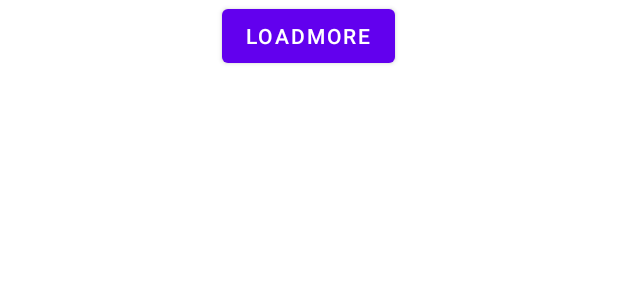
After one commit to thinhtrai1/TestApp, an Android app: the layout btn_load_more.xml on its own in the app's theme, with its tools: preview values and no code run, on a phone screen of 412 x 824 dp. The commit adds this screen. Shown: the top 300 px of the screen. Run offline under Robolectric (Android 15) with nearby library versions, the phone set to English and light mode, and no system bars.

Commit message:
loadMoreAdapter

```diff
--- /dev/null
+++ b/app/src/main/res/layout/btn_load_more.xml
@@ -0,0 +1,12 @@
+<?xml version="1.0" encoding="utf-8"?>
+<FrameLayout xmlns:android="http://schemas.android.com/apk/res/android"
+    android:layout_width="match_parent"
+    android:layout_height="wrap_content">
+
+    <Button
+        android:id="@+id/btnLoadMore"
+        android:layout_width="wrap_content"
+        android:layout_height="wrap_content"
+        android:layout_gravity="center_horizontal"
+        android:text="loadMore" />
+</FrameLayout>
```
Also changed, not shown: app/src/main/java/com/test/LoadMoreAdapter.kt (added, +58 -0 lines), app/src/main/java/com/test/MainActivity.kt (+33 -7 lines), app/src/main/res/layout/activity_main.xml (+11 -5 lines), app/src/main/res/layout/item_rcv_grid.xml (added, +11 -0 lines), app/src/main/res/layout/item_rcv_flex.xml (renamed from app/src/main/res/layout/item_rcv_test.xml).
